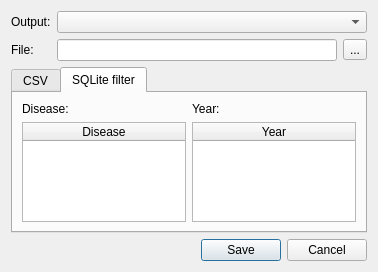
This is plugin/export_dialog_base.ui in IZSVenezie/VetEpiGIS-Tool as Qt 5 draws it before an edit. The edited form follows.
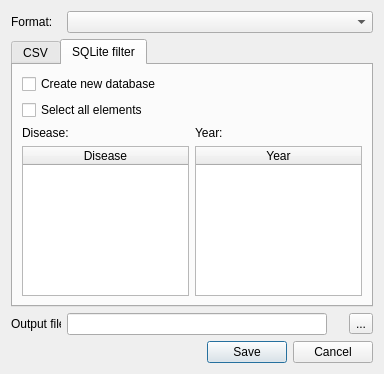
This is the edited form. The open tabs and pages were chosen to show the change.

Commit message:
Update: Modify Export selected layer - SQLiteDatabase
Changed dialog elements name
Add checkbox for creating new database and modify the FileDialog (Save Dialog to create DB, Open Dialog to add layer to existed DB)
Add checkbox to select all disease and year elements

What changed in the file:
```diff
--- a/plugin/export_dialog_base.ui
+++ b/plugin/export_dialog_base.ui
@@ -6,8 +6,8 @@
    <rect>
     <x>0</x>
     <y>0</y>
-    <width>378</width>
-    <height>272</height>
+    <width>384</width>
+    <height>374</height>
    </rect>
   </property>
   <property name="windowTitle">
@@ -17,46 +17,16 @@
    <item row="0" column="0">
     <widget class="QLabel" name="label">
      <property name="text">
-      <string>Output:</string>
+      <string>Format:</string>
      </property>
     </widget>
    </item>
-   <item row="0" column="1" colspan="2">
-    <widget class="QComboBox" name="comboBox"/>
-   </item>
-   <item row="1" column="0">
-    <widget class="QLabel" name="label_3">
-     <property name="text">
-      <string>File:</string>
-     </property>
-    </widget>
-   </item>
-   <item row="1" column="1">
-    <widget class="QLineEdit" name="lineEdit">
-     <property name="minimumSize">
-      <size>
-       <width>270</width>
-       <height>0</height>
-      </size>
-     </property>
-     <property name="readOnly">
-      <bool>true</bool>
-     </property>
-    </widget>
-   </item>
-   <item row="1" column="2">
-    <widget class="QToolButton" name="toolButton">
-     <property name="text">
-      <string>...</string>
-     </property>
-    </widget>
-   </item>
-   <item row="2" column="0" colspan="3">
-    <widget class="QTabWidget" name="tabWidget">
+   <item row="1" column="0" colspan="4">
+    <widget class="QTabWidget" name="CreateSQLliteDatabase">
      <property name="currentIndex">
       <number>0</number>
      </property>
-     <widget class="QWidget" name="tab">
+     <widget class="QWidget" name="tab_csv">
       <attribute name="title">
        <string>CSV</string>
       </attribute>
@@ -94,27 +64,13 @@
        </item>
       </layout>
      </widget>
-     <widget class="QWidget" name="tab_2">
+     <widget class="QWidget" name="tab_sqlite">
       <attribute name="title">
        <string>SQLite filter</string>
       </attribute>
       <layout class="QGridLayout" name="gridLayout_3">
-       <item row="0" column="0">
-        <widget class="QLabel" name="label_4">
-         <property name="text">
-          <string>Disease:</string>
-         </property>
-        </widget>
-       </item>
-       <item row="0" column="1">
-        <widget class="QLabel" name="label_5">
-         <property name="text">
-          <string>Year:</string>
-         </property>
-        </widget>
-       </item>
-       <item row="1" column="0">
-        <widget class="QTableWidget" name="tableWidget">
+       <item row="3" column="0">
+        <widget class="QTableWidget" name="tableWidget_disease">
          <property name="editTriggers">
           <set>QAbstractItemView::NoEditTriggers</set>
          </property>
@@ -146,8 +102,15 @@
          </column>
         </widget>
        </item>
-       <item row="1" column="1">
-        <widget class="QTableWidget" name="tableWidget_2">
+       <item row="1" column="0">
+        <widget class="QCheckBox" name="checkBox_selection">
+         <property name="text">
+          <string>Select all elements</string>
+         </property>
+        </widget>
+       </item>
+       <item row="3" column="1">
+        <widget class="QTableWidget" name="tableWidget_year">
          <property name="editTriggers">
           <set>QAbstractItemView::NoEditTriggers</set>
          </property>
@@ -179,11 +142,71 @@
          </column>
         </widget>
        </item>
+       <item row="2" column="1">
+        <widget class="QLabel" name="label_year">
+         <property name="text">
+          <string>Year:</string>
+         </property>
+        </widget>
+       </item>
+       <item row="2" column="0">
+        <widget class="QLabel" name="label_disease">
+         <property name="text">
+          <string>Disease:</string>
+         </property>
+        </widget>
+       </item>
+       <item row="0" column="0">
+        <widget class="QCheckBox" name="checkBox_newdb">
+         <property name="text">
+          <string>Create new database</string>
+         </property>
+        </widget>
+       </item>
       </layout>
      </widget>
     </widget>
    </item>
-   <item row="3" column="1" colspan="2">
+   <item row="2" column="0">
+    <widget class="QLabel" name="label_output">
+     <property name="maximumSize">
+      <size>
+       <width>50</width>
+       <height>16777215</height>
+      </size>
+     </property>
+     <property name="text">
+      <string>Output file:</string>
+     </property>
+    </widget>
+   </item>
+   <item row="2" column="1" colspan="2">
+    <widget class="QLineEdit" name="lineEdit_output">
+     <property name="minimumSize">
+      <size>
+       <width>260</width>
+       <height>0</height>
+      </size>
+     </property>
+     <property name="maximumSize">
+      <size>
+       <width>260</width>
+       <height>16777215</height>
+      </size>
+     </property>
+     <property name="readOnly">
+      <bool>true</bool>
+     </property>
+    </widget>
+   </item>
+   <item row="2" column="3">
+    <widget class="QToolButton" name="toolButton_fileDialog">
+     <property name="text">
+      <string>...</string>
+     </property>
+    </widget>
+   </item>
+   <item row="3" column="2" colspan="2">
     <widget class="QDialogButtonBox" name="buttonBox">
      <property name="orientation">
       <enum>Qt::Horizontal</enum>
@@ -193,6 +216,9 @@
      </property>
     </widget>
    </item>
+   <item row="0" column="1" colspan="3">
+    <widget class="QComboBox" name="comboBox_format"/>
+   </item>
   </layout>
  </widget>
  <resources/>
```
Left out of the diff: 10 changed lines with no effect on the pictures. The commit also changes 3 other files.
